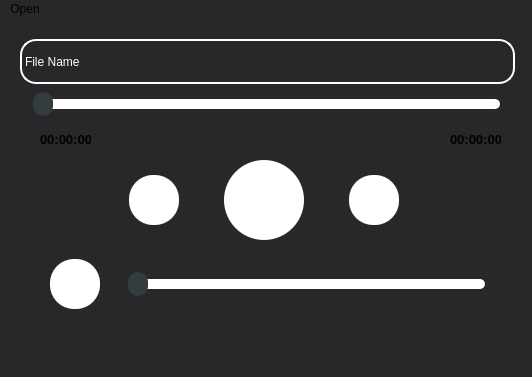
Abdullah-KhanJr/Project_CS112, file mainwindow.ui: the form before one commit.
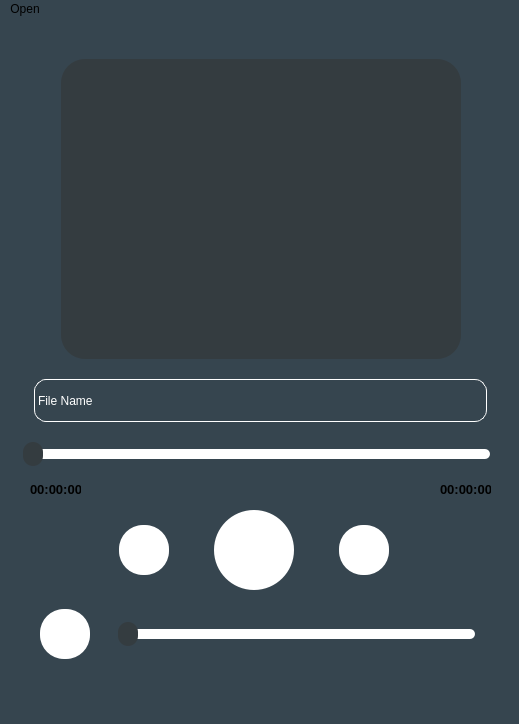
The form after the commit.

```diff
--- a/mainwindow.ui
+++ b/mainwindow.ui
@@ -6,34 +6,34 @@
    <rect>
     <x>0</x>
     <y>0</y>
-    <width>532</width>
-    <height>377</height>
+    <width>519</width>
+    <height>724</height>
    </rect>
   </property>
   <property name="windowTitle">
    <string>MainWindow</string>
   </property>
   <property name="styleSheet">
-   <string notr="true">background-color:rgb(40, 40, 43);</string>
+   <string notr="true">background-color:rgb(54, 69, 79);</string>
   </property>
   <widget class="QWidget" name="centralwidget">
    <widget class="QLabel" name="label_File_Name">
     <property name="geometry">
      <rect>
-      <x>20</x>
-      <y>20</y>
-      <width>495</width>
-      <height>45</height>
+      <x>34</x>
+      <y>360</y>
+      <width>453</width>
+      <height>43</height>
      </rect>
     </property>
     <property name="styleSheet">
      <string notr="true">QLabel {
 	color:rgb(255,255,255);
-	border:2px solid rgb(255,255,255);
-	border-radius:16px;
-	min-width:491;
+	border:1px solid rgb(255,255,255);
+	border-radius:12px;
+	min-width:451;
 	max-height:41;
-	max-width:491;
+	max-width:451;
 	min-height:41;
 }</string>
     </property>
@@ -50,8 +50,8 @@
    <widget class="QSlider" name="horizontalSlider_Audio_File_Duration">
     <property name="geometry">
      <rect>
-      <x>30</x>
-      <y>70</y>
+      <x>20</x>
+      <y>420</y>
       <width>481</width>
       <height>31</height>
      </rect>
@@ -78,8 +78,8 @@
    <widget class="QSlider" name="horizontalSlider_Volume">
     <property name="geometry">
      <rect>
-      <x>110</x>
-      <y>250</y>
+      <x>100</x>
+      <y>600</y>
       <width>401</width>
       <height>31</height>
      </rect>
@@ -110,8 +110,8 @@
    <widget class="QPushButton" name="pushButton_Volume">
     <property name="geometry">
      <rect>
-      <x>50</x>
-      <y>240</y>
+      <x>40</x>
+      <y>590</y>
       <width>50</width>
       <height>50</height>
      </rect>
@@ -141,8 +141,8 @@
    <widget class="QLabel" name="label_Elapsed_Duration">
     <property name="geometry">
      <rect>
-      <x>40</x>
-      <y>110</y>
+      <x>30</x>
+      <y>460</y>
       <width>51</width>
       <height>20</height>
      </rect>
@@ -166,8 +166,8 @@
    <widget class="QLabel" name="label_Total_Duration">
     <property name="geometry">
      <rect>
-      <x>450</x>
-      <y>110</y>
+      <x>440</x>
+      <y>460</y>
       <width>51</width>
       <height>20</height>
      </rect>
@@ -191,8 +191,8 @@
    <widget class="QWidget" name="layoutWidget">
     <property name="geometry">
      <rect>
-      <x>90</x>
-      <y>140</y>
+      <x>80</x>
+      <y>490</y>
       <width>351</width>
       <height>82</height>
      </rect>
@@ -290,13 +290,33 @@
      </item>
     </layout>
    </widget>
+   <widget class="QPushButton" name="pushButton_Album">
+    <property name="geometry">
+     <rect>
+      <x>61</x>
+      <y>40</y>
+      <width>400</width>
+      <height>300</height>
+     </rect>
+    </property>
+    <property name="styleSheet">
+     <string notr="true">QPushButton {
+    border-radius: 24px;
+	background:rgb(52,60,64);
+	}
+</string>
+    </property>
+    <property name="text">
+     <string/>
+    </property>
+   </widget>
   </widget>
   <widget class="QMenuBar" name="menubar">
    <property name="geometry">
     <rect>
      <x>0</x>
      <y>0</y>
-     <width>532</width>
+     <width>519</width>
      <height>21</height>
     </rect>
    </property>
```
